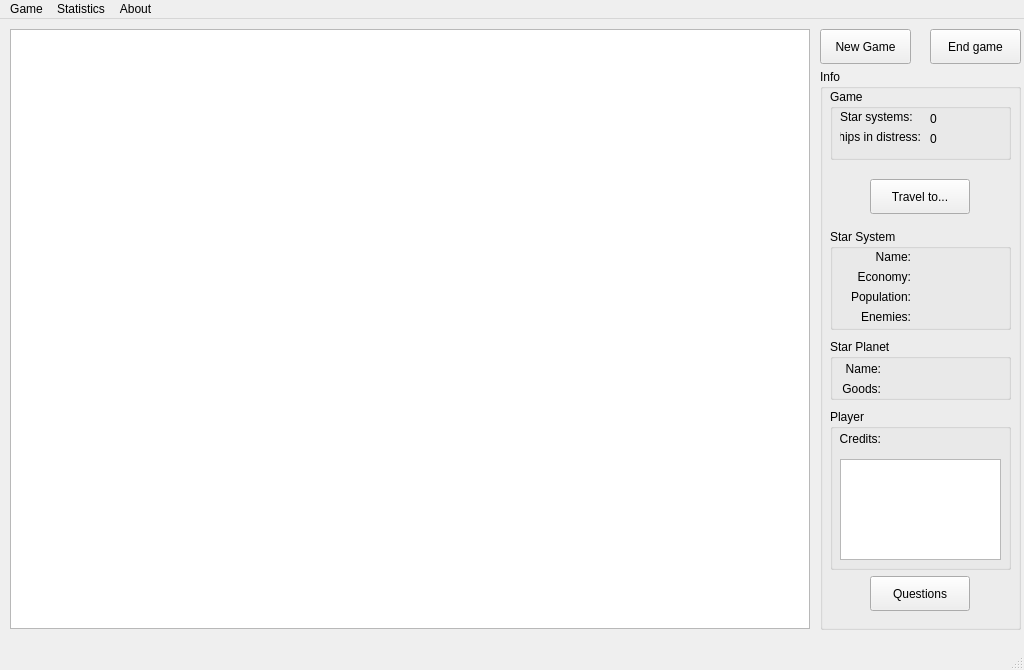
The window that GalaxyGame/Student/mainwindow.ui (ado130/GalaxyGame) describes before a commit, drawn with Qt 5.
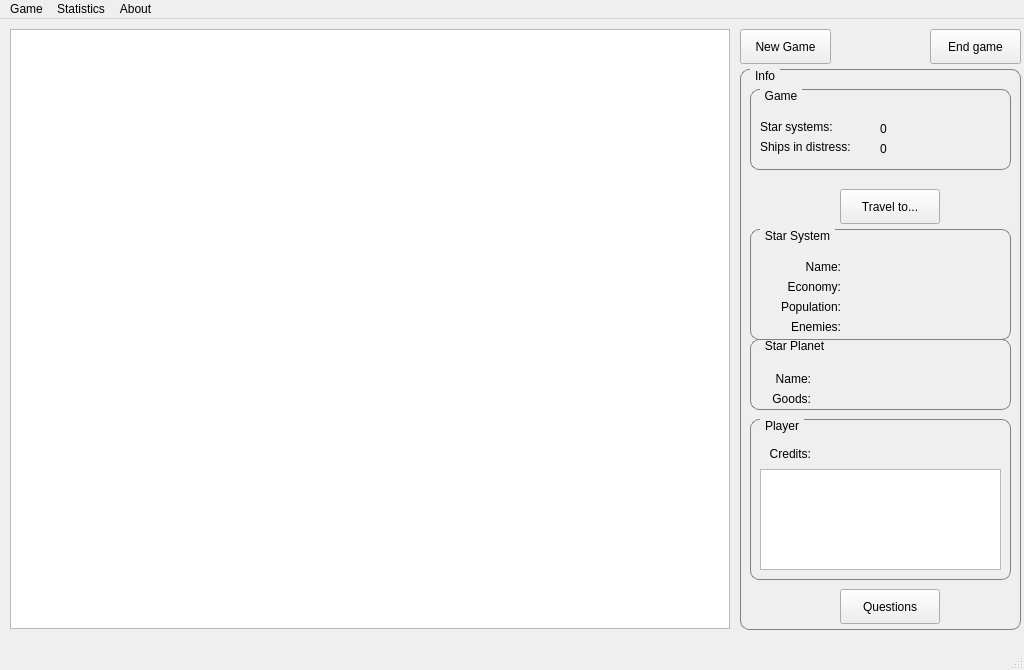
The same window after the commit. Icons and pictures are not drawn.

```diff
--- a/GalaxyGame/Student/mainwindow.ui
+++ b/GalaxyGame/Student/mainwindow.ui
@@ -38,19 +38,19 @@
      <rect>
       <x>10</x>
       <y>10</y>
-      <width>800</width>
+      <width>720</width>
       <height>600</height>
      </rect>
     </property>
     <property name="minimumSize">
      <size>
-      <width>800</width>
+      <width>720</width>
       <height>600</height>
      </size>
     </property>
     <property name="maximumSize">
      <size>
-      <width>800</width>
+      <width>720</width>
       <height>600</height>
      </size>
     </property>
@@ -64,7 +64,7 @@
    <widget class="QPushButton" name="pbNewGame">
     <property name="geometry">
      <rect>
-      <x>820</x>
+      <x>740</x>
       <y>10</y>
       <width>91</width>
       <height>35</height>
@@ -77,12 +77,25 @@
    <widget class="QGroupBox" name="gbInfo">
     <property name="geometry">
      <rect>
-      <x>820</x>
+      <x>740</x>
       <y>50</y>
-      <width>201</width>
+      <width>281</width>
       <height>561</height>
      </rect>
     </property>
+    <property name="styleSheet">
+     <string notr="true">QGroupBox {
+    border: 1px solid gray;
+    border-radius: 9px;
+    margin-top: 0.5em;
+}
+
+QGroupBox::title {
+    subcontrol-origin: margin;
+    left: 10px;
+    padding: 0 3px 0 3px;
+}</string>
+    </property>
     <property name="title">
      <string>Info</string>
     </property>
@@ -91,10 +104,23 @@
       <rect>
        <x>10</x>
        <y>160</y>
-       <width>181</width>
-       <height>101</height>
+       <width>261</width>
+       <height>111</height>
       </rect>
      </property>
+     <property name="styleSheet">
+      <string notr="true">QGroupBox {
+    border: 1px solid gray;
+    border-radius: 9px;
+    margin-top: 0.5em;
+}
+
+QGroupBox::title {
+    subcontrol-origin: margin;
+    left: 10px;
+    padding: 0 3px 0 3px;
+}</string>
+     </property>
      <property name="title">
       <string>Star System</string>
      </property>
@@ -102,8 +128,8 @@
       <property name="geometry">
        <rect>
         <x>10</x>
-        <y>20</y>
-        <width>71</width>
+        <y>30</y>
+        <width>81</width>
         <height>16</height>
        </rect>
       </property>
@@ -118,8 +144,8 @@
       <property name="geometry">
        <rect>
         <x>10</x>
-        <y>40</y>
-        <width>71</width>
+        <y>50</y>
+        <width>81</width>
         <height>16</height>
        </rect>
       </property>
@@ -134,8 +160,8 @@
       <property name="geometry">
        <rect>
         <x>10</x>
-        <y>60</y>
-        <width>71</width>
+        <y>70</y>
+        <width>81</width>
         <height>16</height>
        </rect>
       </property>
@@ -149,9 +175,9 @@
      <widget class="QLabel" name="lbSSEconomy">
       <property name="geometry">
        <rect>
-        <x>90</x>
-        <y>40</y>
-        <width>71</width>
+        <x>100</x>
+        <y>50</y>
+        <width>151</width>
         <height>16</height>
        </rect>
       </property>
@@ -165,9 +191,9 @@
      <widget class="QLabel" name="lbSSPopulation">
       <property name="geometry">
        <rect>
-        <x>90</x>
-        <y>60</y>
-        <width>71</width>
+        <x>100</x>
+        <y>70</y>
+        <width>151</width>
         <height>16</height>
        </rect>
       </property>
@@ -181,9 +207,9 @@
      <widget class="QLabel" name="lbSSName">
       <property name="geometry">
        <rect>
-        <x>90</x>
-        <y>20</y>
-        <width>71</width>
+        <x>100</x>
+        <y>30</y>
+        <width>151</width>
         <height>16</height>
        </rect>
       </property>
@@ -197,9 +223,9 @@
      <widget class="QLabel" name="lbSSEnemies">
       <property name="geometry">
        <rect>
-        <x>90</x>
-        <y>80</y>
-        <width>71</width>
+        <x>100</x>
+        <y>90</y>
+        <width>151</width>
         <height>16</height>
        </rect>
       </property>
@@ -214,8 +240,8 @@
       <property name="geometry">
        <rect>
         <x>10</x>
-        <y>80</y>
-        <width>71</width>
+        <y>90</y>
+        <width>81</width>
         <height>16</height>
        </rect>
       </property>
@@ -232,19 +258,35 @@
       <rect>
        <x>10</x>
        <y>20</y>
-       <width>181</width>
-       <height>71</height>
+       <width>261</width>
+       <height>81</height>
       </rect>
      </property>
+     <property name="styleSheet">
+      <string notr="true">QGroupBox {
+    border: 1px solid gray;
+    border-radius: 9px;
+    margin-top: 0.5em;
+}
+
+QGroupBox::title {
+    subcontrol-origin: margin;
+    left: 10px;
+    padding: 0 3px 0 3px;
+}</string>
+     </property>
      <property name="title">
       <string>Game</string>
      </property>
+     <property name="flat">
+      <bool>false</bool>
+     </property>
      <widget class="QLabel" name="lbCntStarSystems">
       <property name="geometry">
        <rect>
-        <x>100</x>
-        <y>20</y>
-        <width>41</width>
+        <x>130</x>
+        <y>30</y>
+        <width>91</width>
         <height>20</height>
        </rect>
       </property>
@@ -256,8 +298,8 @@
       <property name="geometry">
        <rect>
         <x>10</x>
-        <y>40</y>
-        <width>81</width>
+        <y>50</y>
+        <width>111</width>
         <height>16</height>
        </rect>
       </property>
@@ -265,15 +307,15 @@
        <string>Ships in distress:</string>
       </property>
       <property name="alignment">
-       <set>Qt::AlignRight|Qt::AlignTrailing|Qt::AlignVCenter</set>
+       <set>Qt::AlignLeading|Qt::AlignLeft|Qt::AlignVCenter</set>
       </property>
      </widget>
      <widget class="QLabel" name="lbShipsInDistress">
       <property name="geometry">
        <rect>
-        <x>100</x>
-        <y>40</y>
-        <width>41</width>
+        <x>130</x>
+        <y>50</y>
+        <width>111</width>
         <height>20</height>
        </rect>
       </property>
@@ -285,8 +327,8 @@
       <property name="geometry">
        <rect>
         <x>10</x>
-        <y>20</y>
-        <width>81</width>
+        <y>30</y>
+        <width>111</width>
         <height>16</height>
        </rect>
       </property>
@@ -298,8 +340,8 @@
     <widget class="QPushButton" name="pbShowMap">
      <property name="geometry">
       <rect>
-       <x>50</x>
-       <y>110</y>
+       <x>100</x>
+       <y>120</y>
        <width>100</width>
        <height>35</height>
       </rect>
@@ -313,10 +355,23 @@
       <rect>
        <x>10</x>
        <y>270</y>
-       <width>181</width>
-       <height>61</height>
+       <width>261</width>
+       <height>71</height>
       </rect>
      </property>
+     <property name="styleSheet">
+      <string notr="true">QGroupBox {
+    border: 1px solid gray;
+    border-radius: 9px;
+    margin-top: 0.5em;
+}
+
+QGroupBox::title {
+    subcontrol-origin: margin;
+    left: 10px;
+    padding: 0 3px 0 3px;
+}</string>
+     </property>
      <property name="title">
       <string>Star Planet</string>
      </property>
@@ -324,8 +379,8 @@
       <property name="geometry">
        <rect>
         <x>10</x>
-        <y>20</y>
-        <width>41</width>
+        <y>30</y>
+        <width>51</width>
         <height>20</height>
        </rect>
       </property>
@@ -339,8 +394,8 @@
      <widget class="QLabel" name="lbSPName">
       <property name="geometry">
        <rect>
-        <x>60</x>
-        <y>20</y>
+        <x>70</x>
+        <y>30</y>
         <width>101</width>
         <height>20</height>
        </rect>
@@ -355,8 +410,8 @@
      <widget class="QLabel" name="lbSPGoods">
       <property name="geometry">
        <rect>
-        <x>60</x>
-        <y>40</y>
+        <x>70</x>
+        <y>50</y>
         <width>101</width>
         <height>20</height>
        </rect>
@@ -372,8 +427,8 @@
       <property name="geometry">
        <rect>
         <x>10</x>
-        <y>40</y>
-        <width>41</width>
+        <y>50</y>
+        <width>51</width>
         <height>20</height>
        </rect>
       </property>
@@ -389,11 +444,24 @@
      <property name="geometry">
       <rect>
        <x>10</x>
-       <y>340</y>
-       <width>181</width>
+       <y>350</y>
+       <width>261</width>
        <height>161</height>
       </rect>
      </property>
+     <property name="styleSheet">
+      <string notr="true">QGroupBox {
+    border: 1px solid gray;
+    border-radius: 9px;
+    margin-top: 0.5em;
+}
+
+QGroupBox::title {
+    subcontrol-origin: margin;
+    left: 10px;
+    padding: 0 3px 0 3px;
+}</string>
+     </property>
      <property name="title">
       <string>Player</string>
      </property>
@@ -402,7 +470,7 @@
        <rect>
         <x>10</x>
         <y>50</y>
-        <width>161</width>
+        <width>241</width>
         <height>101</height>
        </rect>
       </property>
@@ -413,9 +481,9 @@
      <widget class="QLabel" name="lbCredits">
       <property name="geometry">
        <rect>
-        <x>60</x>
-        <y>20</y>
-        <width>101</width>
+        <x>70</x>
+        <y>25</y>
+        <width>91</width>
         <height>20</height>
        </rect>
       </property>
@@ -430,8 +498,8 @@
       <property name="geometry">
        <rect>
         <x>10</x>
-        <y>20</y>
-        <width>41</width>
+        <y>25</y>
+        <width>51</width>
         <height>20</height>
        </rect>
       </property>
@@ -446,8 +514,8 @@
     <widget class="QPushButton" name="pbQuestions">
      <property name="geometry">
       <rect>
-       <x>50</x>
-       <y>507</y>
+       <x>100</x>
+       <y>520</y>
        <width>100</width>
        <height>35</height>
       </rect>
```
Left out of the diff: 2 changed lines with no effect on the pictures.
